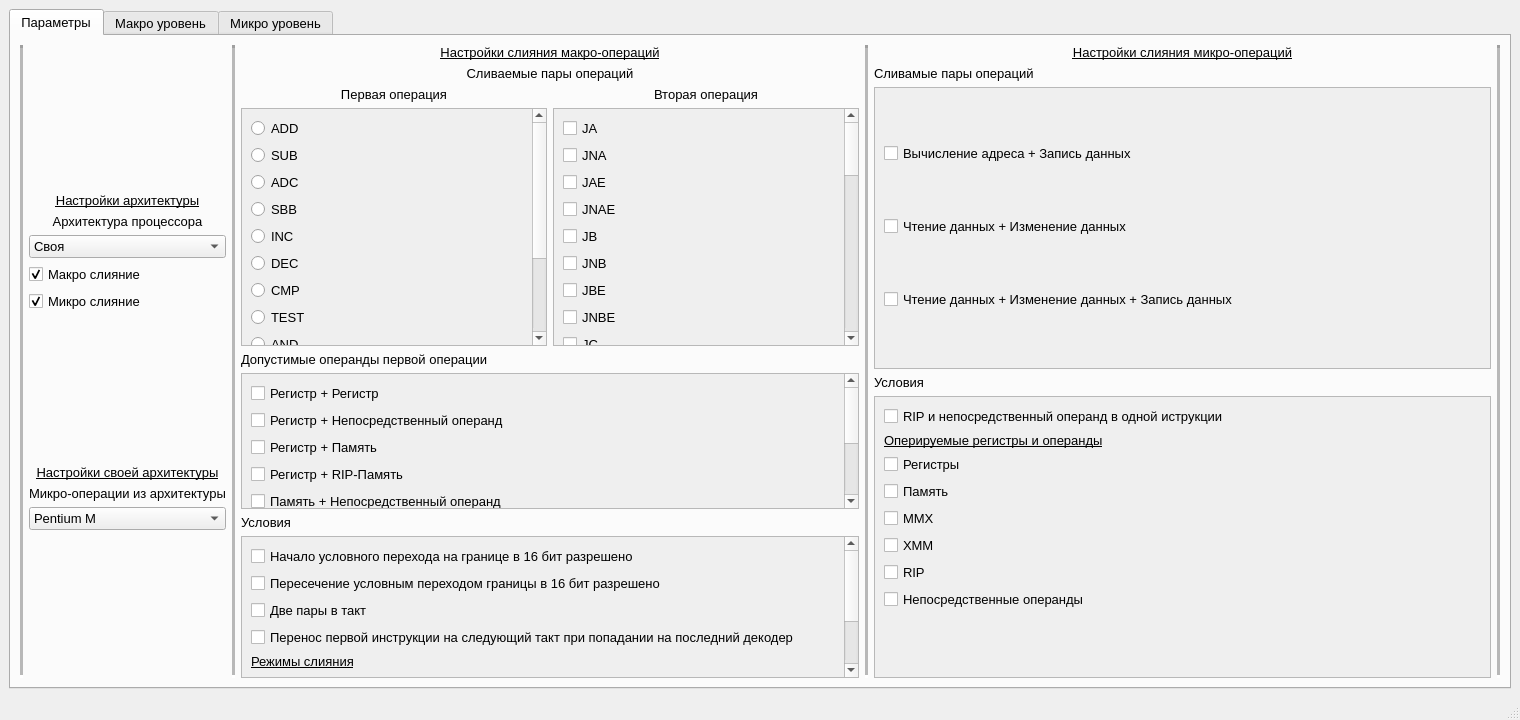
Nemilad/Fusion_Simulator, file mainwindow.ui: the form before one commit.
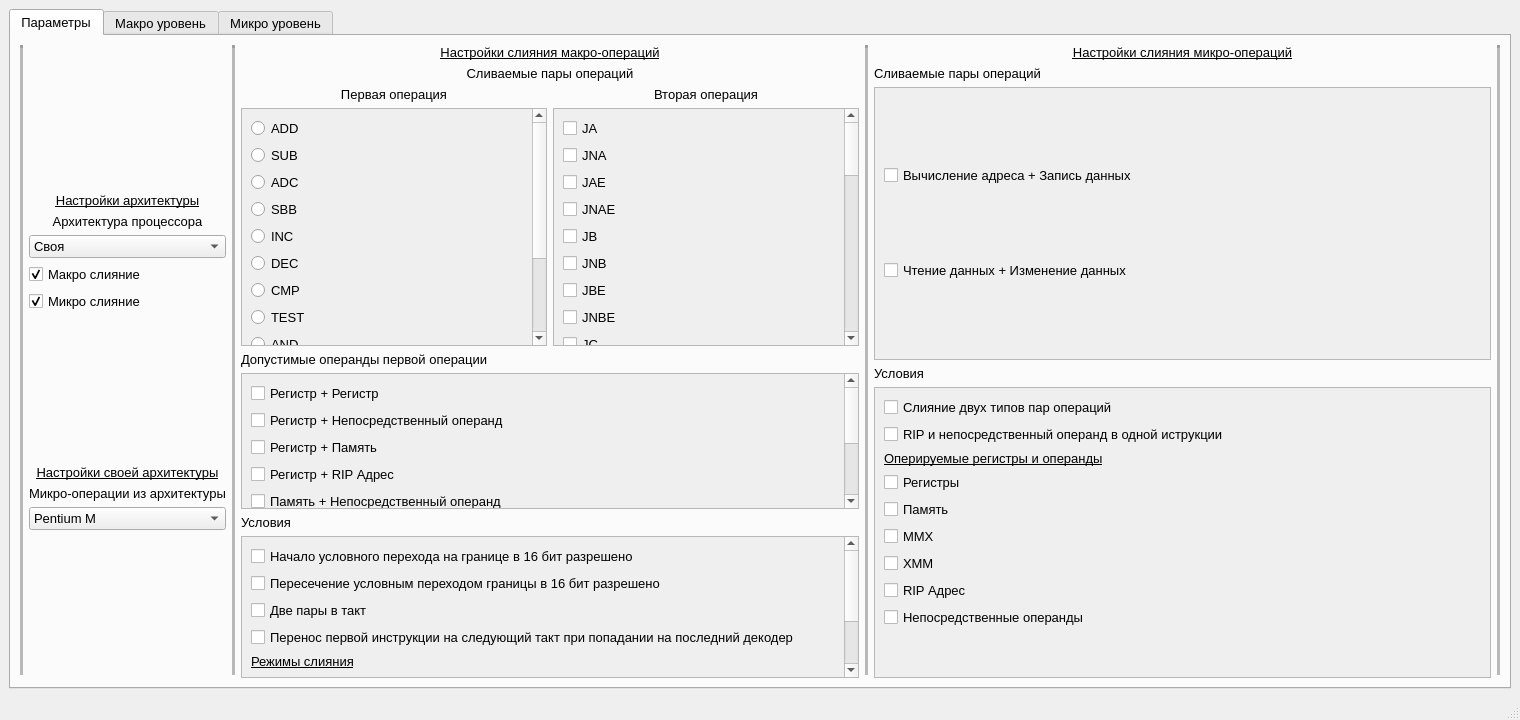
The form after the commit. Icons and pictures are not drawn.

Diff of the .ui file:
```diff
--- a/mainwindow.ui
+++ b/mainwindow.ui
@@ -852,7 +852,7 @@
                <property name="geometry">
                 <rect>
                  <x>0</x>
-                 <y>0</y>
+                 <y>-128</y>
                  <width>592</width>
                  <height>246</height>
                 </rect>
@@ -900,7 +900,7 @@
                 <item>
                  <widget class="QCheckBox" name="checkBox_Reg_RIP">
                   <property name="text">
-                   <string>Регистр + RIP-Память</string>
+                   <string>Регистр + RIP Адрес</string>
                   </property>
                  </widget>
                 </item>
@@ -1132,7 +1132,7 @@
              </font>
             </property>
             <property name="text">
-             <string>Сливамые пары операций</string>
+             <string>Сливаемые пары операций</string>
             </property>
             <property name="alignment">
              <set>Qt::AlignLeading|Qt::AlignLeft|Qt::AlignVCenter</set>
@@ -1184,18 +1184,6 @@
                 </property>
                </widget>
               </item>
-              <item>
-               <widget class="QCheckBox" name="checkBox_Read_Modify_Write">
-                <property name="font">
-                 <font>
-                  <pointsize>10</pointsize>
-                 </font>
-                </property>
-                <property name="text">
-                 <string>Чтение данных + Изменение данных + Запись данных</string>
-                </property>
-               </widget>
-              </item>
              </layout>
             </widget>
            </widget>
@@ -1239,6 +1227,18 @@
               </rect>
              </property>
              <layout class="QVBoxLayout" name="verticalLayout_10">
+              <item>
+               <widget class="QCheckBox" name="checkBox_micro_Combo">
+                <property name="font">
+                 <font>
+                  <pointsize>10</pointsize>
+                 </font>
+                </property>
+                <property name="text">
+                 <string>Слияние двух типов пар операций</string>
+                </property>
+               </widget>
+              </item>
               <item>
                <widget class="QCheckBox" name="checkBox_micro_Rip_Imm">
                 <property name="text">
@@ -1310,7 +1310,7 @@
                  </font>
                 </property>
                 <property name="text">
-                 <string>RIP</string>
+                 <string>RIP Адрес</string>
                 </property>
                </widget>
               </item>
```
Left out of the diff: 2 changed lines with no effect on the pictures.
